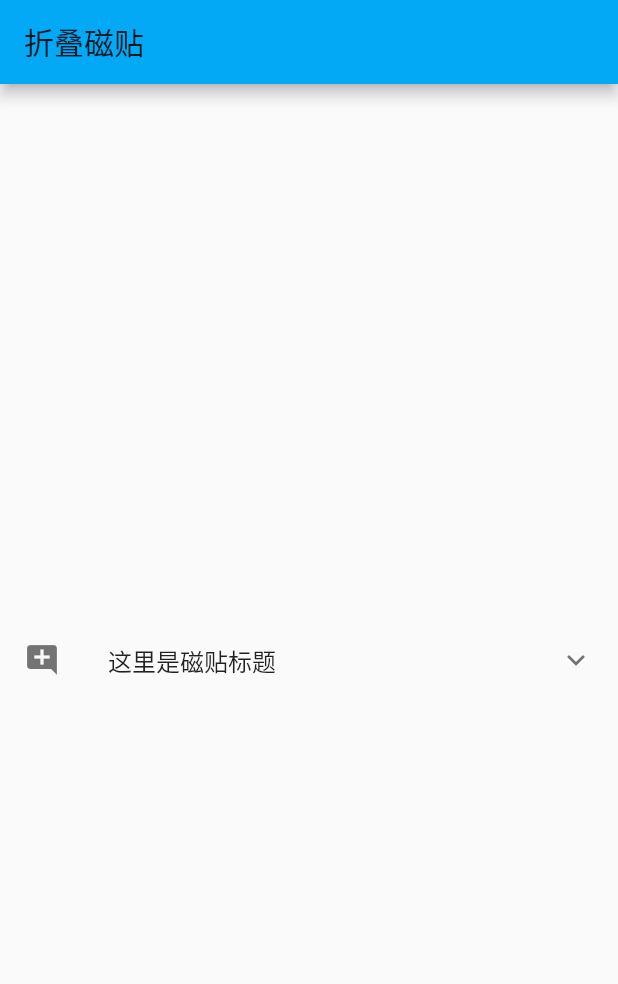
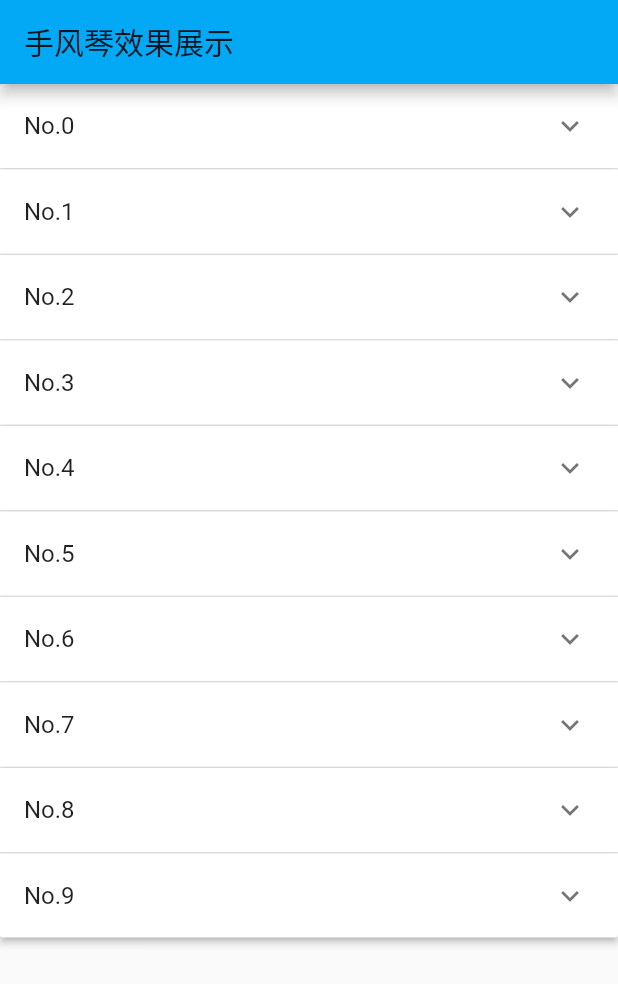
Before and after one commit to soojade/flutter-demoes, a Flutter app: the screen it shows after launch, on a phone screen of 412 x 824 dp. Shown: the top 984 px of the screen. Run offline on Flutter 3.47's test engine with Material 2 defaults, Android fonts, the phone set to English and light mode, and no system bars.

Commit message:
手风琴效果

```diff
--- /dev/null
+++ b/lib/accordion_list/accordion_list.dart
@@ -0,0 +1,72 @@
+import 'package:flutter/material.dart';
+
+class AccordionList extends StatefulWidget {
+  @override
+  _AccordionListState createState() => _AccordionListState();
+}
+
+class _AccordionListState extends State<AccordionList> {
+  int currentIndex = -1; // 当前索引
+  List<int> indexList; // 存放所有的索引
+  List<Accordion> accordionList; // 存放每个磁贴
+
+  // 使用构造方法初始化定义的列表
+  _AccordionListState() {
+    indexList = [];
+    accordionList = [];
+    // 设定列表只有10个磁贴
+    for (int i = 0; i < 10; i++) {
+      indexList.add(i);
+      accordionList.add(Accordion(i, false));
+    }
+  }
+
+  // 修改展开闭合状态
+  _setTag(int index, bool isExpanded) {
+    setState(() {
+      accordionList.forEach((item) {
+        item.isExpanded = false; // 每次都重新全部设为false，这样同时只能有一个是打开的
+        if (item.index == index) {
+          item.isExpanded = !isExpanded;
+        }
+      });
+    });
+  }
+
+  @override
+  Widget build(BuildContext context) {
+    return Scaffold(
+      appBar: AppBar(
+        title: Text('手风琴效果展示'),
+      ),
+      // ExpansionPanelList 必须包含在一个可滚动组件中，
+      // 而 SingleChildScrollView 是最简单的滚动组件
+      body: SingleChildScrollView(
+        child: ExpansionPanelList(
+          expansionCallback: (index, isExpanded) =>
+              _setTag(index, isExpanded), // 通过回调函数更改开合状态
+          children: indexList
+              .map(
+                (index) => ExpansionPanel(
+                    headerBuilder: (context, isExpanded) => ListTile(
+                          title: Text('No.$index'),
+                        ),
+                    body: ListTile(
+                      title: Text('我是$index号'),
+                    ),
+                    isExpanded: accordionList[index].isExpanded // 是否打开
+                    ),
+              )
+              .toList(), // 转换成列表
+        ),
+      ),
+    );
+  }
+}
+
+// 定义一个类来保存每个磁贴的属性
+class Accordion {
+  int index;
+  bool isExpanded;
+  Accordion(this.index, this.isExpanded);
+}
--- a/lib/main.dart
+++ b/lib/main.dart
@@ -1,5 +1,6 @@
 import 'package:flutter/material.dart';
-import 'package:flutter_demoes/collapse_panel/collapse_panel.dart'; // 可折叠的磁贴
+import 'package:flutter_demoes/accordion_list/accordion_list.dart'; // 手风琴列表
+// import 'package:flutter_demoes/collapse_panel/collapse_panel.dart'; // 可折叠的磁贴
 //import 'package:flutter_demoes/wrap_layout/wrap_layout.dart'; // wrap 流式布局
 // import 'package:flutter_demoes/search_bar/search_bar.dart';  // 搜索栏
 // import 'package:flutter_demoes/keep_alive_tab/keep_alive_tab.dart'; // 保持状态的tab
@@ -25,7 +26,8 @@ class MyApp extends StatelessWidget {
       // home: KeepAliveTab(), // 保持状态的tab
       // home: SearchBar(), // 搜索栏
       // home: WrapLayout(), // wrap 流式布局
-      home: CollapsePanel(), // 可折叠的磁贴
+      // home: CollapsePanel(), // 可折叠的磁贴
+      home: AccordionList(), // 手风琴列表
     );
   }
 }
```
